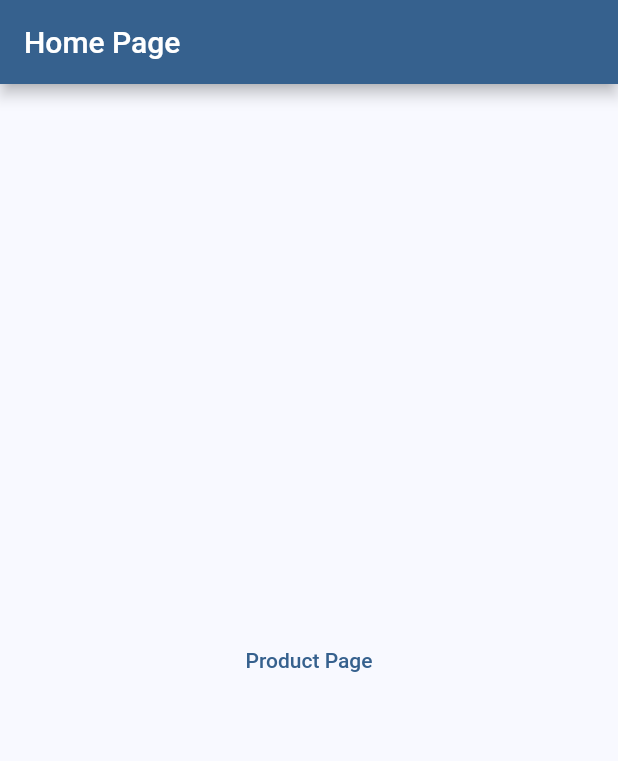
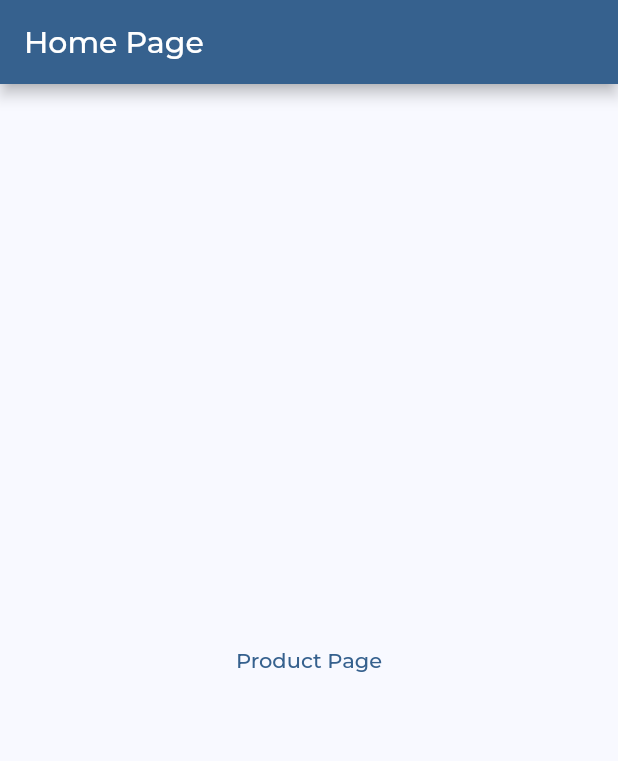
Before and after one commit to shubham16g/building_material_user, a Flutter app: the screen it shows after launch, on a phone screen of 412 x 824 dp. Shown: the top 761 px of the screen. Run offline on Flutter 3.47's test engine with Material 2 defaults, Android fonts, the phone set to English and light mode, and no system bars; our stand-ins replace google_fonts.

Commit message:
Google Fonts DONE

```diff
--- a/lib/main.dart
+++ b/lib/main.dart
@@ -1,6 +1,7 @@
 import 'package:building_material_user/routes/routes.dart';
 import 'package:building_material_user/ui/home_page.dart';
 import 'package:flutter/material.dart';
+import 'package:google_fonts/google_fonts.dart';
 
 void main() {
   runApp(const MyApp());
@@ -16,6 +17,7 @@ class MyApp extends StatelessWidget {
       title: 'Building Material App',
       onGenerateRoute: RouteGenerator.build,
       theme: ThemeData(
+        textTheme: GoogleFonts.montserratTextTheme(Theme.of(context).textTheme),
         splashFactory: InkRipple.splashFactory,
         colorSchemeSeed: Colors.blue,
       ),
--- a/pubspec.yaml
+++ b/pubspec.yaml
@@ -34,6 +34,7 @@ dependencies:
   # The following adds the Cupertino Icons font to your application.
   # Use with the CupertinoIcons class for iOS style icons.
   cupertino_icons: ^1.0.2
+  google_fonts: ^3.0.1
 
 dev_dependencies:
   flutter_test:
```
Also changed, not shown: pubspec.lock.
